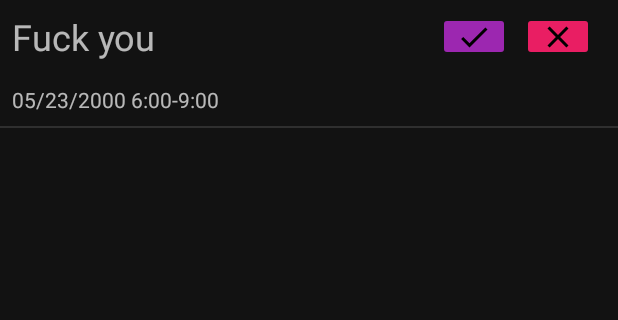
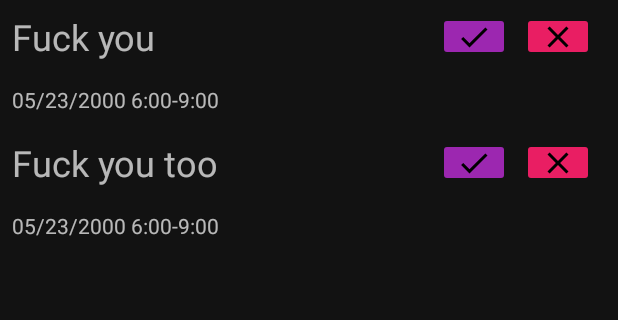
Before and after one commit to grey-codes/Get2Gether, an Android app: the ViewMeetingFragment screen opened through its navigation route, on a phone screen of 412 x 824 dp, the part 84-404 px from its top. Run offline under Robolectric (Android 15) with nearby library versions, the phone set to English and light mode, and no system bars; 2 statements that could not run were skipped.

Commit message:
recyclerview with accept and decline

```diff
--- a/app/src/main/java/com/get2gether/MeetingAdapter.java
+++ b/app/src/main/java/com/get2gether/MeetingAdapter.java
@@ -6,10 +6,107 @@ import android.view.LayoutInflater;
 import android.view.View;
 import android.view.ViewGroup;
 import android.widget.ArrayAdapter;
+import android.widget.ImageButton;
 import android.widget.TextView;
+
+import androidx.recyclerview.widget.RecyclerView;
+
+import org.w3c.dom.Text;
 
 import java.util.ArrayList;
 
+public class MeetingAdapter extends RecyclerView.Adapter<MeetingAdapter.MyViewHolder> {
+    private ArrayList<Meeting> mDataset;
+    private ClickListener acListener;
+    private  ClickListener dcListener;
+
+    public interface ClickListener {
+        void onClick(View v, int position);
+    }
+
+    // Provide a reference to the views for each data item
+    // Complex data items may need more than one view per item, and
+    // you provide access to all the views for a data item in a view holder
+    static class MyViewHolder extends RecyclerView.ViewHolder {
+        // each data item is just a string in this case
+        TextView display_name;
+        TextView display_time;
+        ImageButton acceptBtn;
+        ImageButton declineBtn;
+        MyViewHolder(View v, ClickListener acceptListener, ClickListener declineListener) {
+            super(v);
+            //super(display_name);
+            this.display_name = v.findViewById(R.id.entry_meeting_title);
+            this.display_time = v.findViewById(R.id.entry_meeting_datetime);
+            this.acceptBtn = v.findViewById(R.id.entry_meeting_accept);
+            this.declineBtn = v.findViewById(R.id.entry_meeting_decline);
+            this.acceptBtn.setOnClickListener(view -> {
+                acceptListener.onClick(v, getAdapterPosition());
+            });
+            this.declineBtn.setOnClickListener(view -> {
+                declineListener.onClick(v, getAdapterPosition());
+            });
+        }
+    }
+
+    public ClickListener getAcListener() {
+        return acListener;
+    }
+
+    public void setAcListener(ClickListener acListener) {
+        this.acListener = acListener;
+    }
+
+    public ClickListener getDcListener() {
+        return dcListener;
+    }
+
+    public void setDcListener(ClickListener dcListener) {
+        this.dcListener = dcListener;
+    }
+
+    // Provide a suitable constructor (depends on the kind of dataset)
+    public MeetingAdapter(ArrayList<Meeting> myDataset, ClickListener acListener, ClickListener dcListener) {
+        mDataset = myDataset;
+        this.acListener = acListener;
+        this.dcListener = dcListener;
+    }
+
+
+    // Provide a suitable constructor (depends on the kind of dataset)
+    public MeetingAdapter(ArrayList<Meeting> myDataset) {
+        mDataset = myDataset;
+    }
+
+    // Create new views (invoked by the layout manager)
+    @Override
+    public MeetingAdapter.MyViewHolder onCreateViewHolder(ViewGroup parent,
+                                                     int viewType) {
+        // create a new view
+        View v = LayoutInflater.from(parent.getContext())
+        .inflate(R.layout.entry_meeting, parent,false);
+
+        MyViewHolder vh = new MyViewHolder(v,acListener,dcListener);
+        return vh;
+    }
+
+    // Replace the contents of a view (invoked by the layout manager)
+    @Override
+    public void onBindViewHolder(MyViewHolder holder, int position) {
+        // - get element from your dataset at this position
+        // - replace the contents of the view with that element
+        holder.display_name.setText(mDataset.get(position).getTitle());
+        holder.display_time.setText(mDataset.get(position).getTimeString());
+    }
+
+    // Return the size of your dataset (invoked by the layout manager)
+    @Override
+    public int getItemCount() {
+        return mDataset.size();
+    }
+}
+
+/*
 public class MeetingAdapter extends ArrayAdapter<Meeting> {
     private Activity activity;
     private ArrayList<Meeting> lMeeting;
@@ -74,4 +171,4 @@ public class MeetingAdapter extends ArrayAdapter<Meeting> {
         }
         return vi;
     }
-}
+}*/
--- a/app/src/main/java/com/get2gether/ViewMeetingFragment.java
+++ b/app/src/main/java/com/get2gether/ViewMeetingFragment.java
@@ -14,12 +14,13 @@ import android.widget.TextView;
 import androidx.annotation.NonNull;
 import androidx.fragment.app.Fragment;
 import androidx.navigation.fragment.NavHostFragment;
+import androidx.recyclerview.widget.LinearLayoutManager;
+import androidx.recyclerview.widget.RecyclerView;
 
 import java.util.ArrayList;
 import java.util.Date;
 
 public class ViewMeetingFragment extends Fragment {
-    private MainActivity parentActivity;
     private ArrayList<Meeting> meetingList;
 
     @Override
@@ -37,10 +38,9 @@ public class ViewMeetingFragment extends Fragment {
 
         Context ctx = getContext();
 
-        parentActivity = (MainActivity) getActivity();
-
         meetingList = new ArrayList<>();
         meetingList.add(new Meeting(new Date(),"Grey Ruessler","Fuck you","05/23/2000 6:00-9:00"));
+        meetingList.add(new Meeting(new Date(),"Garry Russel","Fuck you too","05/23/2000 6:00-9:00"));
 
 
         populateMeetings(ctx, view);
@@ -48,9 +48,35 @@ public class ViewMeetingFragment extends Fragment {
     }
 
     private void populateMeetings(Context ctx, View v) {
-        Activity act = getActivity();
-        ArrayAdapter adapter = new MeetingAdapter(act,0,meetingList);
-        ListView lv = v.findViewById(R.id.meetingListView);
-        lv.setAdapter(adapter);
+        RecyclerView recyclerView = v.findViewById(R.id.meetingListView);
+        MeetingAdapter mAdapter = new MeetingAdapter(meetingList);
+        mAdapter.setAcListener( (acceptButton, position) -> {
+            System.out.print("Accepting: ");
+            System.out.println(meetingList.get(position).getTitle());
+            //TODO: Pipe stuff to web
+            meetingList.remove(position);
+            recyclerView.removeViewAt(position);
+            mAdapter.notifyItemRemoved(position);
+            mAdapter.notifyItemRangeChanged(position, meetingList.size());
+        });
+        mAdapter.setDcListener( (declineButton, position) -> {
+            System.out.print("Declining: ");
+            System.out.println(meetingList.get(position).getTitle());
+            //TODO: Pipe stuff to web
+            meetingList.remove(position);
+            recyclerView.removeViewAt(position);
+            mAdapter.notifyItemRemoved(position);
+            mAdapter.notifyItemRangeChanged(position, meetingList.size());
+        });
+
+        // use this setting to improve performance if you know that changes
+        // in content do not change the layout size of the RecyclerView
+        recyclerView.setHasFixedSize(true);
+
+        // use a linear layout manager
+        RecyclerView.LayoutManager layoutManager = new LinearLayoutManager(ctx);
+        recyclerView.setLayoutManager(layoutManager);
+
+        recyclerView.setAdapter(mAdapter);
     }
 }
--- a/app/src/main/res/layout/entry_meeting.xml
+++ b/app/src/main/res/layout/entry_meeting.xml
@@ -2,7 +2,7 @@
 <LinearLayout xmlns:android="http://schemas.android.com/apk/res/android"
     xmlns:app="http://schemas.android.com/apk/res-auto"
     android:orientation="vertical" android:layout_width="match_parent"
-    android:layout_height="match_parent">
+    android:layout_height="wrap_content">
 
     <LinearLayout
         android:layout_width="match_parent"
@@ -55,7 +55,7 @@
 
         <TextView
             android:id="@+id/entry_meeting_datetime"
-            android:layout_width="wrap_content"
+            android:layout_width="0dp"
             android:layout_height="wrap_content"
             android:layout_weight="1"
             android:text="05/13/2000    6:30PM-9:00PM" />
--- a/app/src/main/res/layout/fragment_view_meeting.xml
+++ b/app/src/main/res/layout/fragment_view_meeting.xml
@@ -5,8 +5,9 @@
     android:layout_height="match_parent"
     tools:context=".ViewMeetingFragment">
 
-    <ListView
+    <androidx.recyclerview.widget.RecyclerView
         android:id="@+id/meetingListView"
         android:layout_width="match_parent"
+        android:scrollbars="vertical"
         android:layout_height="match_parent" />
 </FrameLayout>
```
